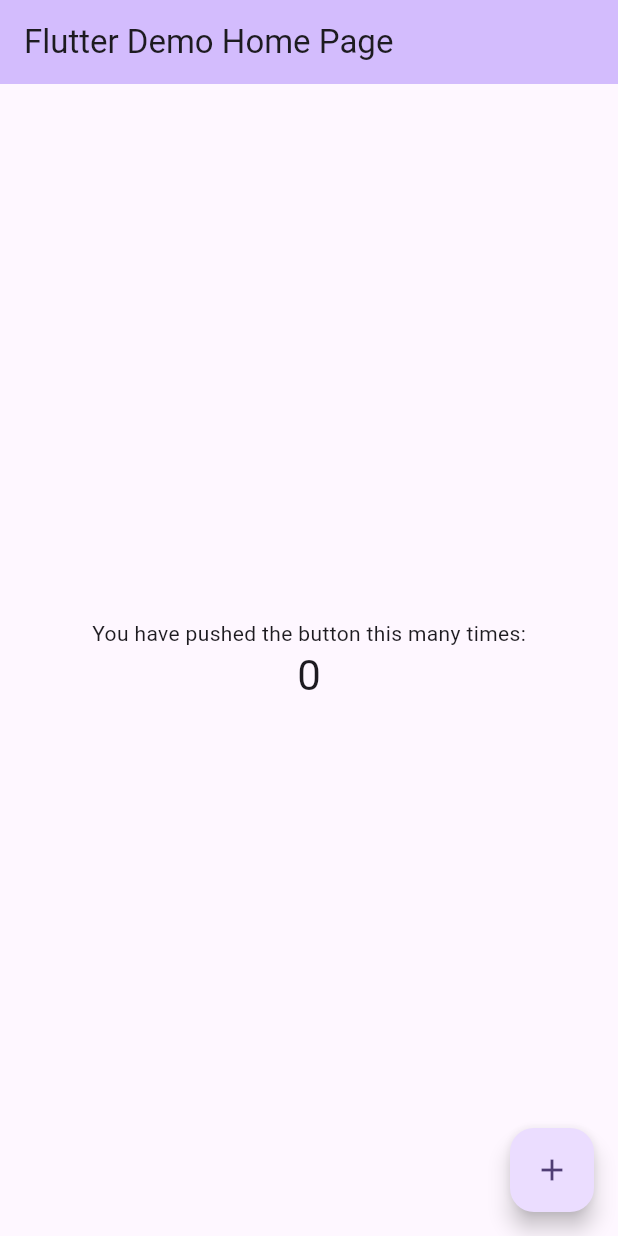
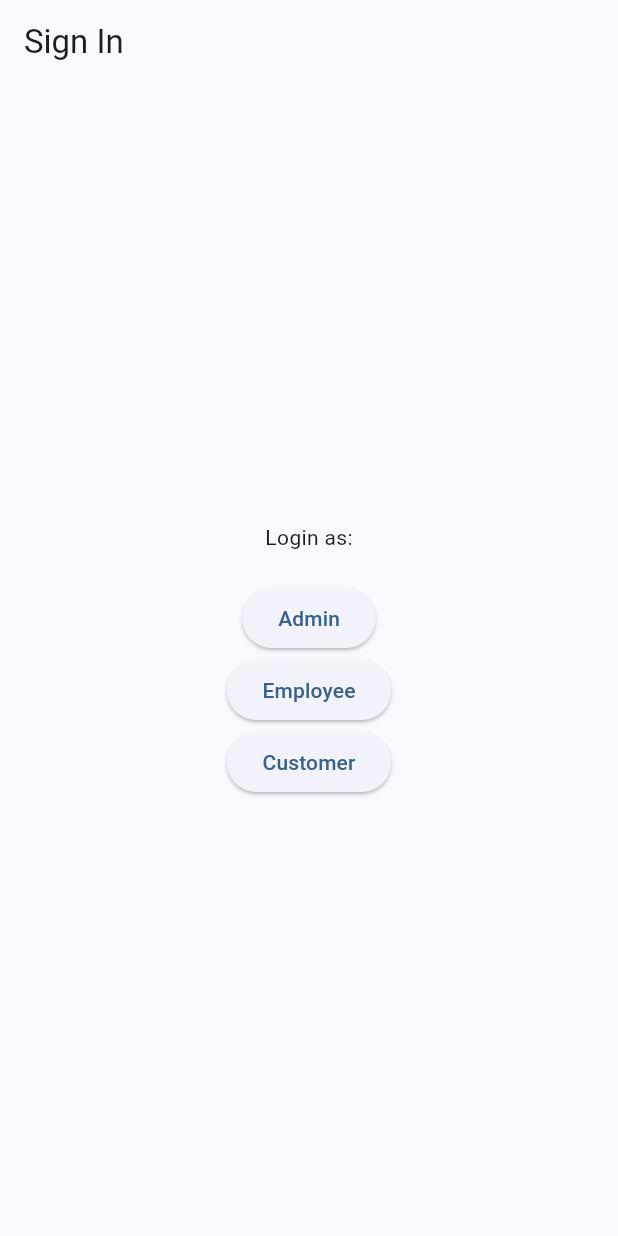
Before and after one commit to MPHalozan1/vaja001_rps, a Flutter app: the screen it shows after launch, on a phone screen of 412 x 824 dp. Run offline on Flutter 3.47's test engine with Material 3 defaults, Android fonts, the phone set to English and light mode, and no system bars.

Commit message:
Create base flutter folder structure, models, and routing logic
- Created lib/models with User, Item, BorrowRequest, and Bill models.
- Created lib/screens with placeholder screens.
- Updated main.dart for app init and routing.
- Added role-based mock routing in MainMenuScreen and SignInScreen.
- Updated widget_test.dart for the new SignInScreen.

Co-authored-by: MPHalozan1 <243805356+MPHalozan1@users.noreply.github.com>

```diff
--- a/lib/main.dart
+++ b/lib/main.dart
@@ -1,4 +1,11 @@
 import 'package:flutter/material.dart';
+import 'screens/sign_in_screen.dart';
+import 'screens/main_menu_screen.dart';
+import 'screens/item_catalog_screen.dart';
+import 'screens/borrow_form_screen.dart';
+import 'screens/customer_dashboard_screen.dart';
+import 'screens/management_dashboard_screen.dart';
+import 'models/user.dart';
 
 void main() {
   runApp(const MyApp());
@@ -7,116 +14,24 @@ void main() {
 class MyApp extends StatelessWidget {
   const MyApp({super.key});
 
-  // This widget is the root of your application.
   @override
   Widget build(BuildContext context) {
     return MaterialApp(
-      title: 'Flutter Demo',
+      title: 'Item Borrowing App',
       theme: ThemeData(
-        // This is the theme of your application.
-        //
-        // TRY THIS: Try running your application with "flutter run". You'll see
-        // the application has a purple toolbar. Then, without quitting the app,
-        // try changing the seedColor in the colorScheme below to Colors.green
-        // and then invoke "hot reload" (save your changes or press the "hot
-        // reload" button in a Flutter-supported IDE, or press "r" if you used
-        // the command line to start the app).
-        //
-        // Notice that the counter didn't reset back to zero; the application
-        // state is not lost during the reload. To reset the state, use hot
-        // restart instead.
-        //
-        // This works for code too, not just values: Most code changes can be
-        // tested with just a hot reload.
-        colorScheme: .fromSeed(seedColor: Colors.deepPurple),
+        colorScheme: ColorScheme.fromSeed(seedColor: Colors.blue),
+        useMaterial3: true,
       ),
-      home: const MyHomePage(title: 'Flutter Demo Home Page'),
+      initialRoute: '/',
+      routes: {
+        '/': (context) => const SignInScreen(),
+        '/catalog': (context) => const ItemCatalogScreen(),
+        '/borrow': (context) => const BorrowFormScreen(),
+        '/customer_dashboard': (context) => const CustomerDashboardScreen(),
+        '/management_dashboard': (context) => const ManagementDashboardScreen(),
+      },
+      // Note: MainMenuScreen requires a user parameter, so it shouldn't be a simple route without arguments.
+      // Or we can pass the dummy user for testing purposes when routing dynamically.
     );
   }
 }
-
-class MyHomePage extends StatefulWidget {
-  const MyHomePage({super.key, required this.title});
-
-  // This widget is the home page of your application. It is stateful, meaning
-  // that it has a State object (defined below) that contains fields that affect
-  // how it looks.
-
-  // This class is the configuration for the state. It holds the values (in this
-  // case the title) provided by the parent (in this case the App widget) and
-  // used by the build method of the State. Fields in a Widget subclass are
-  // always marked "final".
-
-  final String title;
-
-  @override
-  State<MyHomePage> createState() => _MyHomePageState();
-}
-
-class _MyHomePageState extends State<MyHomePage> {
-  int _counter = 0;
-
-  void _incrementCounter() {
-    setState(() {
-      // This call to setState tells the Flutter framework that something has
-      // changed in this State, which causes it to rerun the build method below
-      // so that the display can reflect the updated values. If we changed
-      // _counter without calling setState(), then the build method would not be
-      // called again, and so nothing would appear to happen.
-      _counter++;
-    });
-  }
-
-  @override
-  Widget build(BuildContext context) {
-    // This method is rerun every time setState is called, for instance as done
-    // by the _incrementCounter method above.
-    //
-    // The Flutter framework has been optimized to make rerunning build methods
-    // fast, so that you can just rebuild anything that needs updating rather
-    // than having to individually change instances of widgets.
-    return Scaffold(
-      appBar: AppBar(
-        // TRY THIS: Try changing the color here to a specific color (to
-        // Colors.amber, perhaps?) and trigger a hot reload to see the AppBar
-        // change color while the other colors stay the same.
-        backgroundColor: Theme.of(context).colorScheme.inversePrimary,
-        // Here we take the value from the MyHomePage object that was created by
-        // the App.build method, and use it to set our appbar title.
-        title: Text(widget.title),
-      ),
-      body: Center(
-        // Center is a layout widget. It takes a single child and positions it
-        // in the middle of the parent.
-        child: Column(
-          // Column is also a layout widget. It takes a list of children and
-          // arranges them vertically. By default, it sizes itself to fit its
-          // children horizontally, and tries to be as tall as its parent.
-          //
-          // Column has various properties to control how it sizes itself and
-          // how it positions its children. Here we use mainAxisAlignment to
-          // center the children vertically; the main axis here is the vertical
-          // axis because Columns are vertical (the cross axis would be
-          // horizontal).
-          //
-          // TRY THIS: Invoke "debug painting" (choose the "Toggle Debug Paint"
-          // action in the IDE, or press "p" in the console), to see the
-          // wireframe for each widget.
-          mainAxisAlignment: .center,
-          children: [
-            const Text('You have pushed the button this many times:'),
-            Text(
-              '$_counter',
-              style: Theme.of(context).textTheme.headlineMedium,
-            ),
-          ],
-        ),
-      ),
-      floatingActionButton: FloatingActionButton(
-        onPressed: _incrementCounter,
-        tooltip: 'Increment',
-        child: const Icon(Icons.add),
-      ),
-    );
-  }
-}
--- /dev/null
+++ b/lib/models/item.dart
@@ -0,0 +1,19 @@
+class Item {
+  final String id;
+  final String name;
+  final String category;
+  final String subcategory;
+  final int totalQuantity;
+  int availableQuantity;
+  final DateTime? expectedReturnDate;
+
+  Item({
+    required this.id,
+    required this.name,
+    required this.category,
+    required this.subcategory,
+    required this.totalQuantity,
+    required this.availableQuantity,
+    this.expectedReturnDate,
+  });
+}
--- /dev/null
+++ b/lib/models/user.dart
@@ -0,0 +1,15 @@
+enum UserRole { admin, employee, customer }
+
+class User {
+  final String id;
+  final String name;
+  final UserRole role;
+  final List<String> borrowedItemIds; // History of borrowed items (IDs)
+
+  User({
+    required this.id,
+    required this.name,
+    required this.role,
+    this.borrowedItemIds = const [],
+  });
+}
--- /dev/null
+++ b/lib/screens/customer_dashboard_screen.dart
@@ -0,0 +1,13 @@
+import 'package:flutter/material.dart';
+
+class CustomerDashboardScreen extends StatelessWidget {
+  const CustomerDashboardScreen({super.key});
+
+  @override
+  Widget build(BuildContext context) {
+    return Scaffold(
+      appBar: AppBar(title: const Text('Customer Dashboard')),
+      body: const Center(child: Text('Customer Dashboard Screen')),
+    );
+  }
+}
--- /dev/null
+++ b/lib/screens/sign_in_screen.dart
@@ -0,0 +1,44 @@
+import 'package:flutter/material.dart';
+import '../models/user.dart';
+import 'main_menu_screen.dart';
+
+class SignInScreen extends StatelessWidget {
+  const SignInScreen({super.key});
+
+  @override
+  Widget build(BuildContext context) {
+    return Scaffold(
+      appBar: AppBar(title: const Text('Sign In')),
+      body: Center(
+        child: Column(
+          mainAxisAlignment: MainAxisAlignment.center,
+          children: [
+            const Text('Login as:'),
+            const SizedBox(height: 20),
+            ElevatedButton(
+              onPressed: () {
+                final adminUser = User(id: '1', name: 'Alice Admin', role: UserRole.admin);
+                Navigator.pushReplacement(context, MaterialPageRoute(builder: (context) => MainMenuScreen(user: adminUser)));
+              },
+              child: const Text('Admin'),
+            ),
+            ElevatedButton(
+              onPressed: () {
+                final employeeUser = User(id: '2', name: 'Bob Employee', role: UserRole.employee);
+                Navigator.pushReplacement(context, MaterialPageRoute(builder: (context) => MainMenuScreen(user: employeeUser)));
+              },
+              child: const Text('Employee'),
+            ),
+            ElevatedButton(
+              onPressed: () {
+                final customerUser = User(id: '3', name: 'Charlie Customer', role: UserRole.customer);
+                Navigator.pushReplacement(context, MaterialPageRoute(builder: (context) => MainMenuScreen(user: customerUser)));
+              },
+              child: const Text('Customer'),
+            ),
+          ],
+        ),
+      ),
+    );
+  }
+}
--- a/pubspec.yaml
+++ b/pubspec.yaml
@@ -19,7 +19,7 @@ publish_to: 'none' # Remove this line if you wish to publish to pub.dev
 version: 1.0.0+1
 
 environment:
-  sdk: ^3.13.5
+  sdk: '>=3.11.0 <4.0.0'
 
 # Dependencies specify other packages that your package needs in order to work.
 # To automatically upgrade your package dependencies to the latest versions
```
Also changed, not shown: lib/models/bill.dart (added, +17 -0 lines), lib/models/borrow_request.dart (added, +19 -0 lines), lib/screens/borrow_form_screen.dart (added, +13 -0 lines), lib/screens/item_catalog_screen.dart (added, +13 -0 lines), lib/screens/main_menu_screen.dart (added, +45 -0 lines), lib/screens/management_dashboard_screen.dart (added, +13 -0 lines), pubspec.lock, 1 other file.
